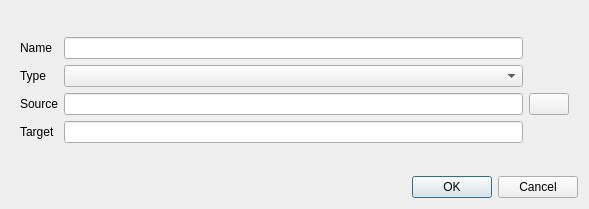
Above: brit/ui/definitionDialog.ui from MarkusHesse42/BRIT before the change. Below: the same form after it.
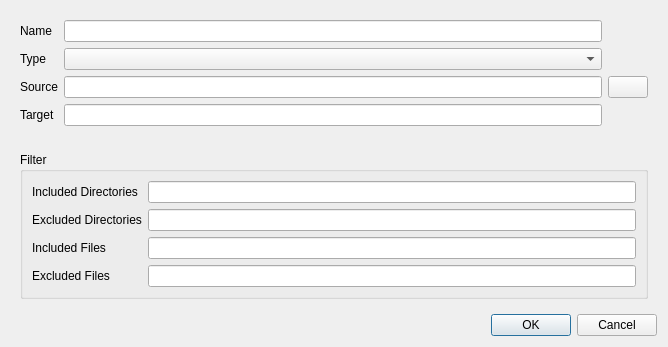
That is the form after the change.

Commit message: Implement filter GUI to filter folders and files. Fixup some logic of the filtering.

Patch:
```diff
--- a/brit/ui/definitionDialog.ui
+++ b/brit/ui/definitionDialog.ui
@@ -6,8 +6,8 @@
    <rect>
     <x>0</x>
     <y>0</y>
-    <width>589</width>
-    <height>209</height>
+    <width>668</width>
+    <height>326</height>
    </rect>
   </property>
   <property name="windowTitle">
@@ -19,6 +19,9 @@
      <layout class="QVBoxLayout" name="verticalLayout_2">
       <item>
        <layout class="QGridLayout" name="gridLayout">
+        <property name="bottomMargin">
+         <number>20</number>
+        </property>
         <item row="2" column="1">
          <widget class="QLineEdit" name="editSource"/>
         </item>
@@ -68,6 +71,65 @@
         </item>
        </layout>
       </item>
+      <item>
+       <widget class="QGroupBox" name="groupBoxFilter">
+        <property name="title">
+         <string>Filter</string>
+        </property>
+        <layout class="QVBoxLayout" name="verticalLayout_3">
+         <property name="topMargin">
+          <number>9</number>
+         </property>
+         <property name="bottomMargin">
+          <number>9</number>
+         </property>
+         <item>
+          <layout class="QGridLayout" name="gridLayout_2">
+           <item row="4" column="2">
+            <widget class="QLineEdit" name="editExcludeDirs"/>
+           </item>
+           <item row="5" column="2">
+            <widget class="QLineEdit" name="editIncludeFiles"/>
+           </item>
+           <item row="5" column="0">
+            <widget class="QLabel" name="lblIncludedDirs_2">
+             <property name="text">
+              <string>Included Files</string>
+             </property>
+            </widget>
+           </item>
+           <item row="4" column="0">
+            <widget class="QLabel" name="lblExcludedDirs">
+             <property name="text">
+              <string>Excluded Directories</string>
+             </property>
+            </widget>
+           </item>
+           <item row="2" column="0">
+            <widget class="QLabel" name="lblIncludedDirs">
+             <property name="text">
+              <string>Included Directories</string>
+             </property>
+            </widget>
+           </item>
+           <item row="6" column="0">
+            <widget class="QLabel" name="lblExcludedDirs_2">
+             <property name="text">
+              <string>Excluded Files</string>
+             </property>
+            </widget>
+           </item>
+           <item row="2" column="2">
+            <widget class="QLineEdit" name="editIncludeDirs"/>
+           </item>
+           <item row="6" column="2">
+            <widget class="QLineEdit" name="editExcludeFiles"/>
+           </item>
+          </layout>
+         </item>
+        </layout>
+       </widget>
+      </item>
      </layout>
     </widget>
    </item>
```
Left out of the diff: 8 changed lines with no effect on the pictures. The commit also changes 3 other files.
